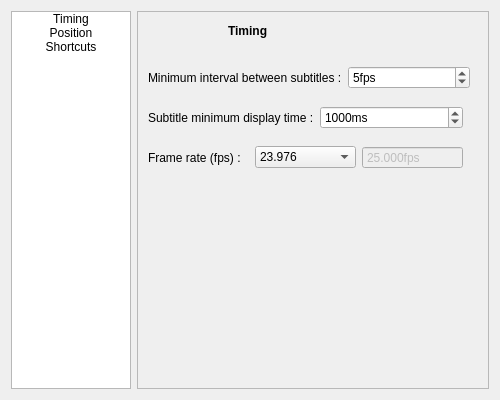
Old version of the form mysettings.ui in the repository liloneum/amapola.
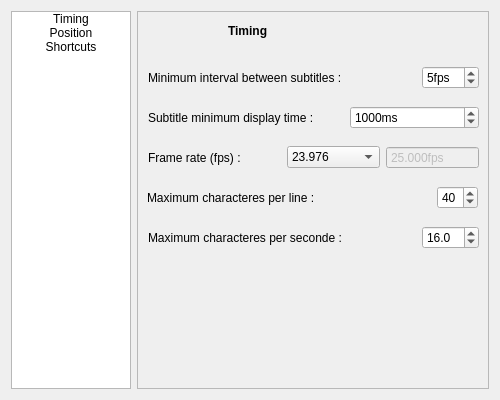
New version of the form.

```diff
--- a/mysettings.ui
+++ b/mysettings.ui
@@ -93,7 +93,7 @@
         <rect>
          <x>10</x>
          <y>50</y>
-         <width>322</width>
+         <width>331</width>
          <height>31</height>
         </rect>
        </property>
@@ -105,6 +105,19 @@
           </property>
          </widget>
         </item>
+        <item>
+         <spacer name="horizontalSpacer">
+          <property name="orientation">
+           <enum>Qt::Horizontal</enum>
+          </property>
+          <property name="sizeHint" stdset="0">
+           <size>
+            <width>40</width>
+            <height>20</height>
+           </size>
+          </property>
+         </spacer>
+        </item>
         <item>
          <widget class="QSpinBox" name="intervalMinSpinBox">
           <property name="suffix">
@@ -122,7 +135,7 @@
         <rect>
          <x>10</x>
          <y>90</y>
-         <width>315</width>
+         <width>331</width>
          <height>31</height>
         </rect>
        </property>
@@ -134,6 +147,22 @@
           </property>
          </widget>
         </item>
+        <item>
+         <spacer name="horizontalSpacer_2">
+          <property name="orientation">
+           <enum>Qt::Horizontal</enum>
+          </property>
+          <property name="sizeType">
+           <enum>QSizePolicy::Preferred</enum>
+          </property>
+          <property name="sizeHint" stdset="0">
+           <size>
+            <width>30</width>
+            <height>20</height>
+           </size>
+          </property>
+         </spacer>
+        </item>
         <item>
          <widget class="QSpinBox" name="displayTimeMinSpinBox">
           <property name="suffix">
@@ -154,7 +183,7 @@
         <rect>
          <x>10</x>
          <y>130</y>
-         <width>315</width>
+         <width>331</width>
          <height>31</height>
         </rect>
        </property>
@@ -166,6 +195,22 @@
           </property>
          </widget>
         </item>
+        <item>
+         <spacer name="horizontalSpacer_3">
+          <property name="orientation">
+           <enum>Qt::Horizontal</enum>
+          </property>
+          <property name="sizeType">
+           <enum>QSizePolicy::Preferred</enum>
+          </property>
+          <property name="sizeHint" stdset="0">
+           <size>
+            <width>40</width>
+            <height>20</height>
+           </size>
+          </property>
+         </spacer>
+        </item>
         <item>
          <widget class="QComboBox" name="frameRateComboBox">
           <item>
@@ -236,6 +281,87 @@
         </item>
        </layout>
       </widget>
+      <widget class="QWidget" name="horizontalLayoutWidget_4">
+       <property name="geometry">
+        <rect>
+         <x>9</x>
+         <y>170</y>
+         <width>331</width>
+         <height>31</height>
+        </rect>
+       </property>
+       <layout class="QHBoxLayout" name="horizontalLayout_4">
+        <item>
+         <widget class="QLabel" name="maxCharPerLineLabel">
+          <property name="text">
+           <string>Maximum characteres per line :</string>
+          </property>
+         </widget>
+        </item>
+        <item>
+         <spacer name="horizontalSpacer_4">
+          <property name="orientation">
+           <enum>Qt::Horizontal</enum>
+          </property>
+          <property name="sizeHint" stdset="0">
+           <size>
+            <width>40</width>
+            <height>20</height>
+           </size>
+          </property>
+         </spacer>
+        </item>
+        <item>
+         <widget class="QSpinBox" name="maxCharPerLineSpinBox">
+          <property name="value">
+           <number>40</number>
+          </property>
+         </widget>
+        </item>
+       </layout>
+      </widget>
+      <widget class="QWidget" name="horizontalLayoutWidget_5">
+       <property name="geometry">
+        <rect>
+         <x>10</x>
+         <y>210</y>
+         <width>331</width>
+         <height>31</height>
+        </rect>
+       </property>
+       <layout class="QHBoxLayout" name="horizontalLayout_5">
+        <item>
+         <widget class="QLabel" name="maxCharPerSecLabel">
+          <property name="text">
+           <string>Maximum characteres per seconde :</string>
+          </property>
+         </widget>
+        </item>
+        <item>
+         <spacer name="horizontalSpacer_5">
+          <property name="orientation">
+           <enum>Qt::Horizontal</enum>
+          </property>
+          <property name="sizeHint" stdset="0">
+           <size>
+            <width>40</width>
+            <height>20</height>
+           </size>
+          </property>
+         </spacer>
+        </item>
+        <item>
+         <widget class="QDoubleSpinBox" name="maxCharPerSecDoubleSpinBox">
+          <property name="decimals">
+           <number>1</number>
+          </property>
+          <property name="value">
+           <double>16.000000000000000</double>
+          </property>
+         </widget>
+        </item>
+       </layout>
+      </widget>
      </widget>
      <widget class="QWidget" name="positionPage">
       <widget class="QLabel" name="label2">
```
